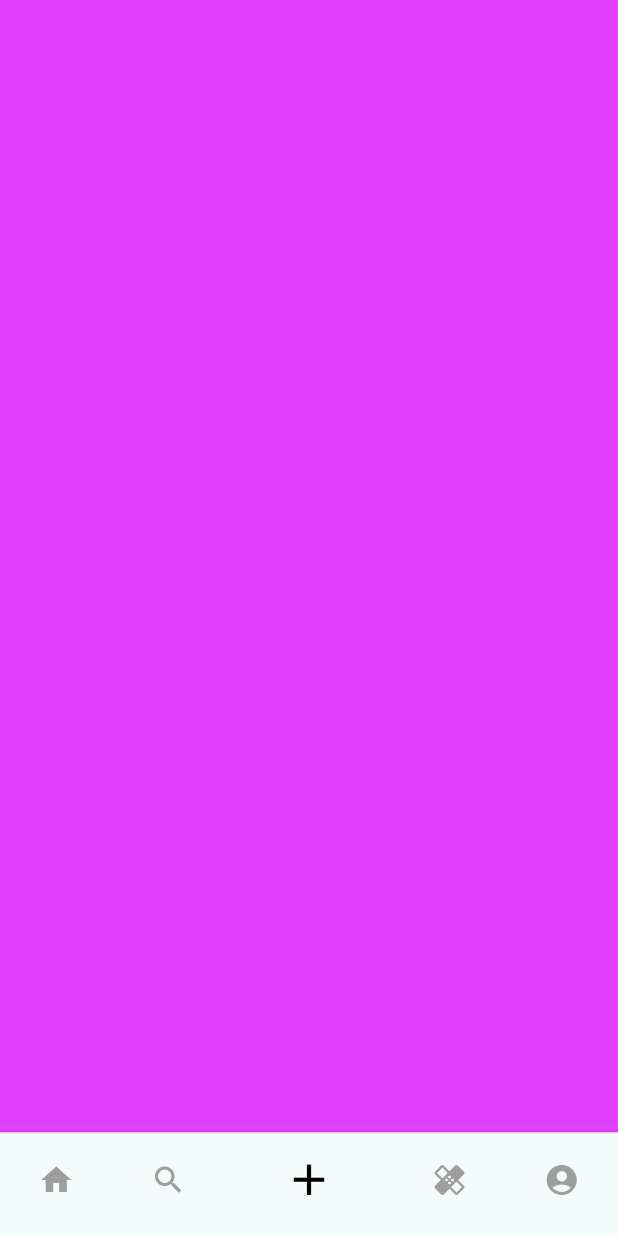
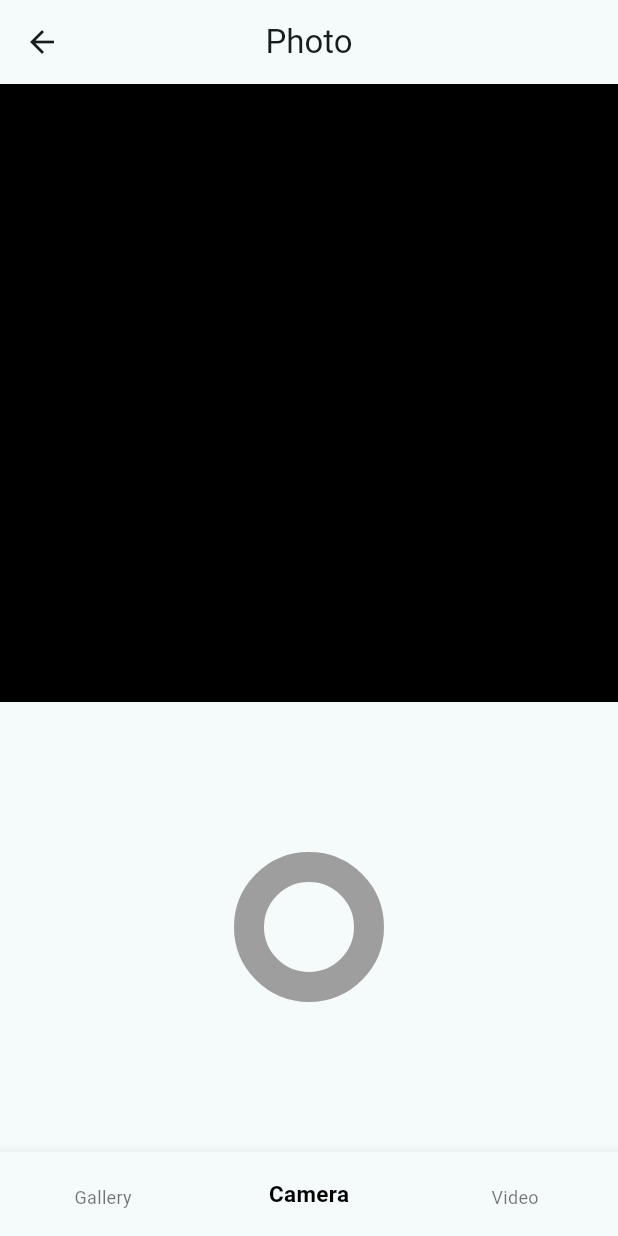
Before and after one commit to JangSeonguk/clone_instagram, a Flutter app: the HomeScreen screen opened directly, item 3 of the bottom bar chosen, on a phone screen of 412 x 824 dp. Run offline on Flutter 3.47's test engine with Material 3 defaults, Android fonts, the light colour scheme and no system bars; our stand-ins replace cached_network_image; network calls fail.

Commit message:
camera screen

```diff
--- a/lib/main.dart
+++ b/lib/main.dart
@@ -1,4 +1,3 @@
-import 'package:baby_stamp/screen/auth_screen.dart';
 import 'package:baby_stamp/screen/home_screen.dart';
 import 'package:flutter/material.dart';
 
@@ -14,7 +13,6 @@ class MyApp extends StatelessWidget {
     return MaterialApp(
         theme: ThemeData(colorSchemeSeed: Colors.white),
         debugShowCheckedModeBanner: false,
-        // home: const HomeScreen(),
-        home: const AuthScreen());
+        home: const HomeScreen());
   }
 }
--- a/lib/screen/auth_screen.dart
+++ b/lib/screen/auth_screen.dart
@@ -23,9 +23,8 @@ class _AuthScreenState extends State<AuthScreen> {
           mainAxisAlignment: MainAxisAlignment.center,
           children: [
             selectedForms == 0
-                ? const Text("Don't have an account?")
-                : const Text("Aleady have an account?"),
-            // const Text("Aleady have an acount?"),
+                ? const Text("Aleady have an account?")
+                : const Text("Don't have an account?"),
             TextButton(
               onPressed: () {
                 setState(() {
@@ -37,8 +36,8 @@ class _AuthScreenState extends State<AuthScreen> {
                 });
               },
               child: selectedForms == 0
-                  ? const Text("Sign Up")
-                  : const Text("Sign In"),
+                  ? const Text("Sign In")
+                  : const Text("Sign Up"),
             ),
           ],
         ),
--- /dev/null
+++ b/lib/screen/camera_screen.dart
@@ -0,0 +1,83 @@
+import 'package:baby_stamp/screen/profile_screen.dart';
+import 'package:baby_stamp/widget/take_photo.dart';
+import 'package:flutter/material.dart';
+
+class CameraScreen extends StatefulWidget {
+  const CameraScreen({super.key});
+
+  @override
+  State<CameraScreen> createState() => _CameraScreenState();
+}
+
+class _CameraScreenState extends State<CameraScreen> {
+  int _selectedIndex = 1;
+  final PageController _pageController = PageController(initialPage: 1);
+  String _title = "Photo";
+
+  @override
+  void dispose() {
+    _pageController.dispose();
+    super.dispose();
+  }
+
+  void _onItemTapped(int index) {
+    setState(() {
+      _selectedIndex = index;
+      _pageController.animateToPage(_selectedIndex,
+          duration: duration, curve: Curves.fastOutSlowIn);
+    });
+  }
+
+  @override
+  Widget build(BuildContext context) {
+    return Scaffold(
+      appBar: AppBar(
+        centerTitle: true,
+        title: Text(_title),
+      ),
+      body: PageView(
+        onPageChanged: (index) {
+          setState(() {
+            _selectedIndex = index;
+            switch (_selectedIndex) {
+              case 0:
+                _title = "Gallery";
+                break;
+              case 1:
+                _title = "Photo";
+                break;
+              case 2:
+                _title = "Video";
+                break;
+            }
+          });
+        },
+        controller: _pageController,
+        children: [
+          Container(
+            color: Colors.amber,
+          ),
+          const TakePhoto(),
+          Container(
+            color: Colors.green,
+          ),
+        ],
+      ),
+      bottomNavigationBar: BottomNavigationBar(
+        iconSize: 0,
+        items: const <BottomNavigationBarItem>[
+          BottomNavigationBarItem(icon: Icon(Icons.abc), label: "Gallery"),
+          BottomNavigationBarItem(icon: Icon(Icons.abc), label: "Camera"),
+          BottomNavigationBarItem(icon: Icon(Icons.abc), label: "Video"),
+        ],
+        currentIndex: _selectedIndex,
+        selectedLabelStyle: const TextStyle(
+          fontWeight: FontWeight.bold,
+        ),
+        selectedItemColor: Colors.black,
+        selectedFontSize: 15,
+        onTap: _onItemTapped,
+      ),
+    );
+  }
+}
--- /dev/null
+++ b/lib/widget/take_photo.dart
@@ -0,0 +1,30 @@
+import 'package:baby_stamp/constants/screen_size.dart';
+import 'package:flutter/material.dart';
+import 'package:flutter/scheduler.dart';
+
+class TakePhoto extends StatelessWidget {
+  const TakePhoto({super.key});
+
+  @override
+  Widget build(BuildContext context) {
+    return Column(children: [
+      Container(
+        width: screenSize.width,
+        height: screenSize.width,
+        color: Colors.black,
+      ),
+      Expanded(
+          child: SizedBox(
+        height: 100,
+        width: 100,
+        child: OutlinedButton(
+          onPressed: () {},
+          style: OutlinedButton.styleFrom(
+              shape: const CircleBorder(),
+              side: const BorderSide(width: 20, color: Colors.grey)),
+          child: const Text(""),
+        ),
+      ))
+    ]);
+  }
+}
--- a/pubspec.yaml
+++ b/pubspec.yaml
@@ -36,6 +36,7 @@ dependencies:
   # Use with the CupertinoIcons class for iOS style icons.
   cupertino_icons: ^1.0.8
   cached_network_image: ^3.4.1
+  camera: ^0.11.0+2
 
 dev_dependencies:
   flutter_test:
```
Also changed, not shown: lib/constants/auth_input_decor.dart (added, +27 -0 lines), lib/screen/home_screen.dart (+18 -4 lines), lib/widget/or_devider.dart (added, +33 -0 lines), lib/widget/sign_in_form.dart (+113 -3 lines), lib/widget/sign_up_form.dart (+35 -63 lines), pubspec.lock, 2 other files.
